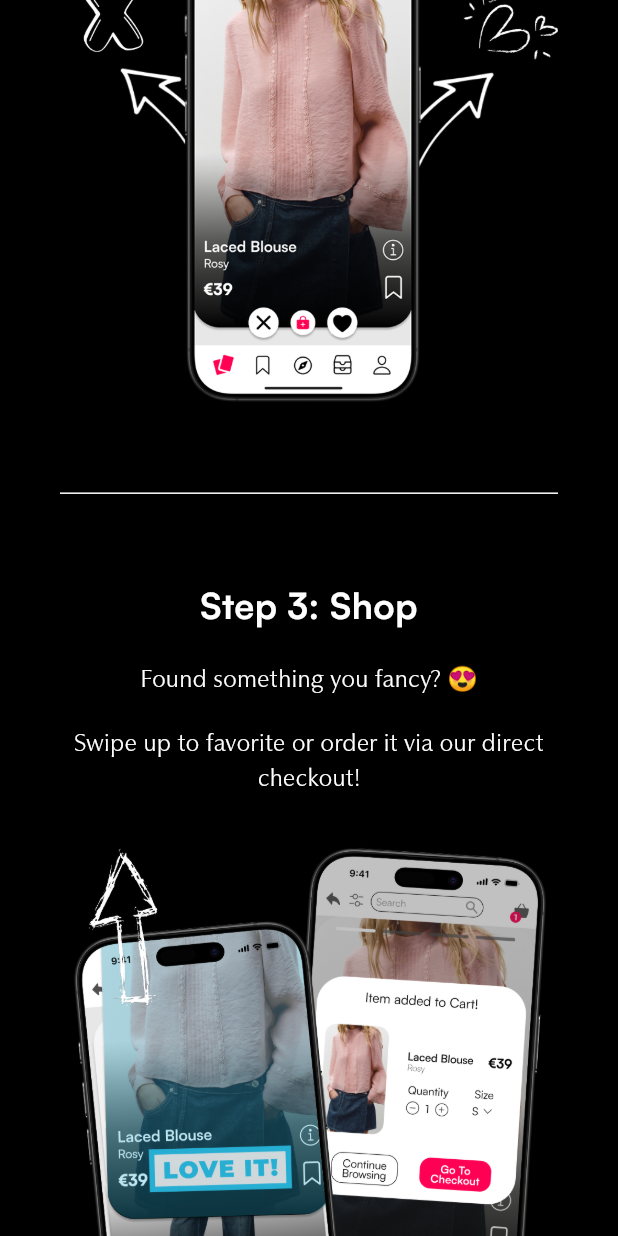
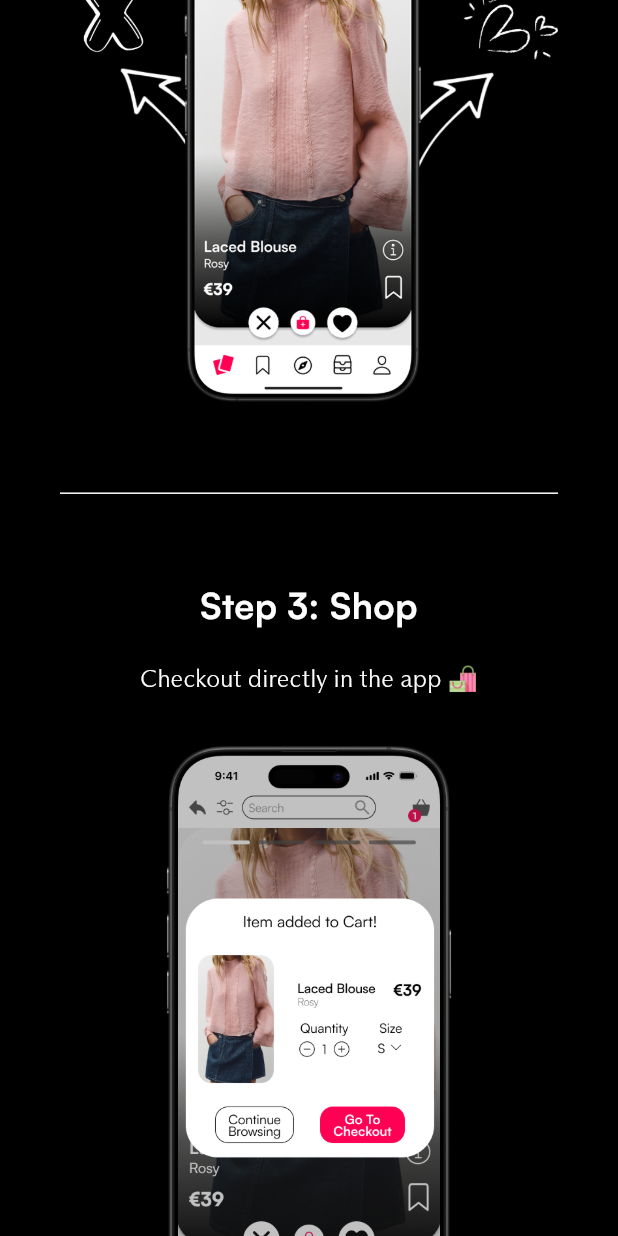
Before and after one commit to ambotwist/LooKweb, a Flutter app: the screen it shows after launch, scrolled down 1728 dp, on a phone screen of 412 x 824 dp. Run offline on Flutter 3.47's test engine with Material 3 defaults, Android fonts, the phone set to English and light mode, and no system bars; our stand-ins replace flutter_svg, visibility_detector; project files that could hold a hidden picture were left out.

Commit message:
fixed layout bugs, gave minimum and maximum sizes to images and sections. Reduced size of the webpage by removing useless fonts, and assets.

```diff
--- a/lib/sections/how_it_works_section.dart
+++ b/lib/sections/how_it_works_section.dart
@@ -1,6 +1,7 @@
 import 'package:flutter/material.dart';
 import 'package:website/theme/app_theme.dart';
 import 'package:website/utils/screen_utils.dart';
+import 'package:website/widgets/lazy_load_image.dart';
 
 class HowItWorksSection extends StatelessWidget {
   const HowItWorksSection({super.key});
@@ -104,8 +105,8 @@ class MobileOnboarding extends StatelessWidget {
           constraints: BoxConstraints(
             maxHeight: 400,
           ),
-          child: Image.asset(
-            'assets/images/onboarding_example.png',
+          child: LazyLoadImage(
+            imagePath: 'assets/images/onboarding_example.png',
             fit: BoxFit.contain,
           ),
         ),
@@ -169,8 +170,8 @@ class MobileSwipe extends StatelessWidget {
           constraints: BoxConstraints(
             maxHeight: 400,
           ),
-          child: Image.asset(
-            'assets/images/swipe_example.png',
+          child: LazyLoadImage(
+            imagePath: 'assets/images/swipe_example.png',
             fit: BoxFit.contain,
           ),
         ),
@@ -201,14 +202,7 @@ class MobileShop extends StatelessWidget {
             ),
             const SizedBox(height: 20),
             Text(
-              'Found something you fancy? 😍',
-              style:
-                  AppTheme.lightTheme.textTheme.howItWorkExplanation(context),
-              textAlign: TextAlign.center,
-            ),
-            const SizedBox(height: 20),
-            Text(
-              'Swipe up to favorite or order it via our direct checkout!',
+              'Checkout directly in the app 🛍️',
               style:
                   AppTheme.lightTheme.textTheme.howItWorkExplanation(context),
               textAlign: TextAlign.center,
@@ -220,8 +214,8 @@ class MobileShop extends StatelessWidget {
           constraints: BoxConstraints(
             maxHeight: 400,
           ),
-          child: Image.asset(
-            'assets/images/favorite&checkout.png',
+          child: LazyLoadImage(
+            imagePath: 'assets/images/checkout_example.png',
             fit: BoxFit.contain,
           ),
         ),
@@ -238,15 +232,12 @@ class Onboarding extends StatelessWidget {
   @override
   Widget build(BuildContext context) {
     return SizedBox(
-      height: getFullScreenSectionHeight(context) * 0.8,
+      height: getFullScreenSectionHeight(context) * 0.7,
       child: Padding(
         padding: const EdgeInsets.only(
           left: 100,
         ),
-        child: Column(
-          mainAxisAlignment: MainAxisAlignment.center,
-          children: [
-            Row(
+        child: Row(
           crossAxisAlignment: CrossAxisAlignment.center,
           children: [
             Expanded(
@@ -256,8 +247,7 @@ class Onboarding extends StatelessWidget {
                 children: [
                   Text(
                     'Step 1: Personalize',
-                        style: AppTheme.lightTheme.textTheme
-                            .howItWorkStep(context),
+                    style: AppTheme.lightTheme.textTheme.howItWorkStep(context),
                   ),
                   const SizedBox(height: 20),
                   Text(
@@ -270,21 +260,17 @@ class Onboarding extends StatelessWidget {
             ),
             Expanded(
               flex: 2,
-                  child: Padding(
-                    padding: const EdgeInsets.symmetric(horizontal: 20),
               child: Container(
                 constraints: BoxConstraints(
                   maxHeight: getFullScreenSectionHeight(context) * 0.7,
                 ),
-                      child: Image.asset(
-                        'assets/images/onboarding_example.png',
+                child: LazyLoadImage(
+                  imagePath: 'assets/images/onboarding_example.png',
                   fit: BoxFit.contain,
                 ),
               ),
             ),
-                ),
-              ],
-            ),
+            const SizedBox(width: 40),
           ],
         ),
       ),
@@ -314,8 +300,8 @@ class Swipe extends StatelessWidget {
                 constraints: BoxConstraints(
                   maxHeight: getFullScreenSectionHeight(context) * 0.7,
                 ),
-                child: Image.asset(
-                  'assets/images/swipe_example.png',
+                child: LazyLoadImage(
+                  imagePath: 'assets/images/swipe_example.png',
                   fit: BoxFit.contain,
                 ),
               ),
@@ -388,7 +374,7 @@ class Shop extends StatelessWidget {
           left: 100,
         ),
         child: Row(
-          crossAxisAlignment: CrossAxisAlignment.start,
+          crossAxisAlignment: CrossAxisAlignment.center,
           children: [
             Expanded(
               child: Column(
@@ -414,15 +400,14 @@ class Shop extends StatelessWidget {
                 ],
               ),
             ),
-            const SizedBox(width: 40),
             Expanded(
               flex: 2,
               child: Container(
                 constraints: BoxConstraints(
                   maxHeight: getFullScreenSectionHeight(context) * 0.7,
                 ),
-                child: Image.asset(
-                  'assets/images/favorite&checkout.png',
+                child: LazyLoadImage(
+                  imagePath: 'assets/images/checkout_example.png',
                   fit: BoxFit.contain,
                 ),
               ),
--- /dev/null
+++ b/lib/widgets/lazy_load_image.dart
@@ -0,0 +1,61 @@
+import 'package:flutter/material.dart';
+import 'package:visibility_detector/visibility_detector.dart';
+
+class LazyLoadImage extends StatefulWidget {
+  final String imagePath;
+  final BoxFit fit;
+  final Alignment alignment;
+  final double? height;
+  final double? width;
+  final Widget? placeholder;
+
+  const LazyLoadImage({
+    super.key,
+    required this.imagePath,
+    this.fit = BoxFit.contain,
+    this.alignment = Alignment.center,
+    this.height,
+    this.width,
+    this.placeholder,
+  });
+
+  @override
+  State<LazyLoadImage> createState() => _LazyLoadImageState();
+}
+
+class _LazyLoadImageState extends State<LazyLoadImage> {
+  bool _isVisible = false;
+  final _uniqueKey = UniqueKey();
+
+  @override
+  Widget build(BuildContext context) {
+    return VisibilityDetector(
+      key: Key('image-${widget.imagePath}-$_uniqueKey'),
+      onVisibilityChanged: (visibilityInfo) {
+        // Load the image when it's at least 10% visible
+        if (visibilityInfo.visibleFraction > 0.1 && !_isVisible) {
+          setState(() {
+            _isVisible = true;
+          });
+        }
+      },
+      child: _isVisible
+          ? Image.asset(
+              widget.imagePath,
+              fit: widget.fit,
+              alignment: widget.alignment,
+              height: widget.height,
+              width: widget.width,
+            )
+          : widget.placeholder ??
+              Container(
+                height: widget.height,
+                width: widget.width,
+                color: Colors.grey[200],
+                child: const Center(
+                  child: CircularProgressIndicator(),
+                ),
+              ),
+    );
+  }
+}
```
Also changed, not shown: lib/sections/features_section.dart (+9 -6 lines), lib/sections/home_section.dart (+35 -8 lines), pubspec.yaml (+1 -75 lines), pubspec.lock, 8 other files. Lines whose indentation alone changed are shown as unchanged.
